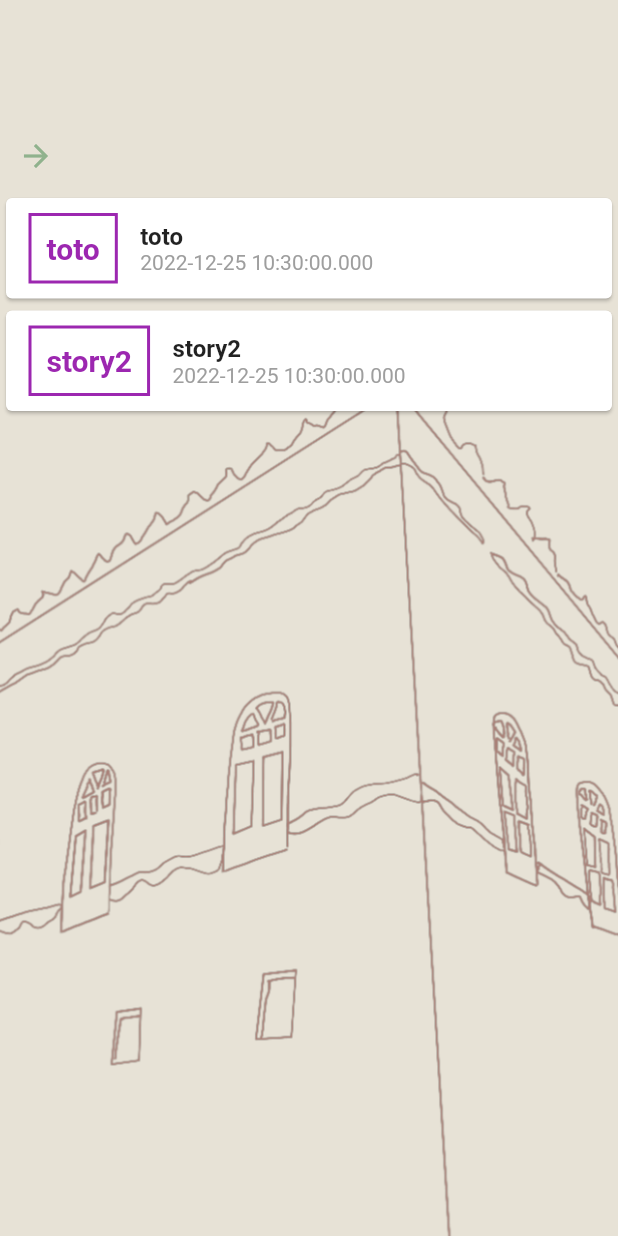
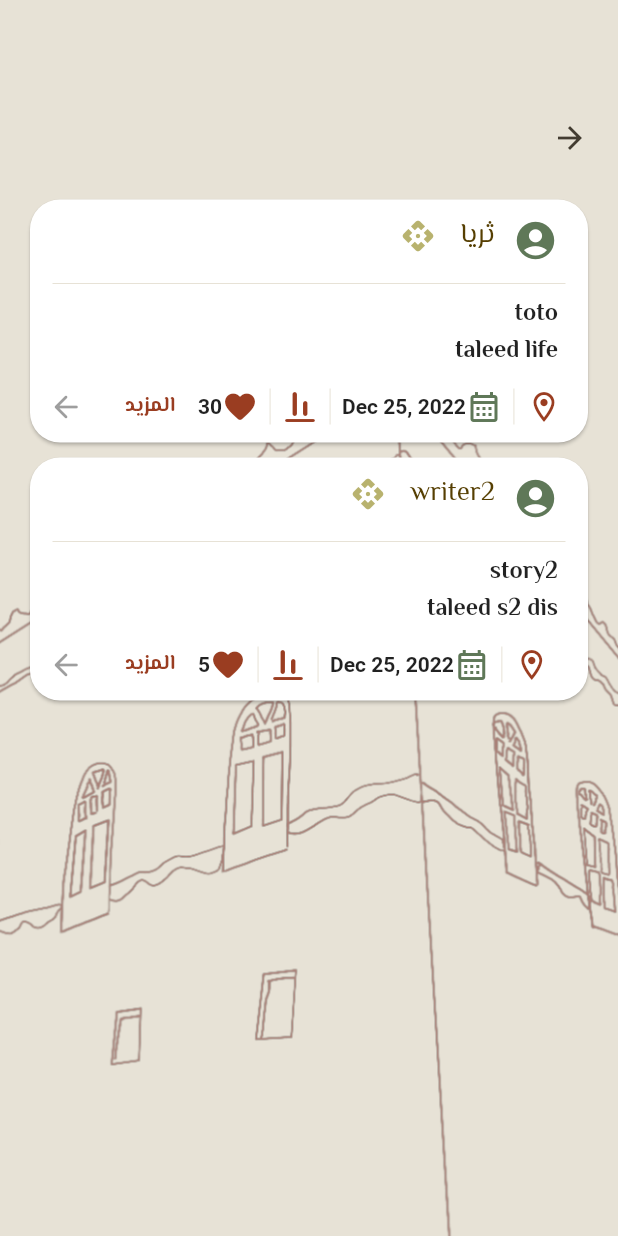
Before and after one commit to TALEED5/toto, a Flutter app: the home screen opened directly, on a phone screen of 412 x 824 dp. Run offline on Flutter 3.47's test engine with Material 2 defaults, Android fonts, the phone set to English and light mode, and no system bars.

Commit message:
update in home page

```diff
--- a/lib/home.dart
+++ b/lib/home.dart
@@ -1,6 +1,7 @@
 //import 'package:flutter/src/foundation/key.dart';
 import 'package:flutter/material.dart';
 import './story.dart';
+import 'package:intl/intl.dart';
 
 class home extends StatefulWidget {
   @override
@@ -13,12 +14,14 @@ class _home extends State<home> {
         title: 'toto',
         discreption: "taleed life",
         date: DateTime.now(),
-        writer: "taleed members"),
+        writer: "ثريا",
+        like: 30),
     Story(
         title: 'story2',
         discreption: "taleed s2 dis",
         date: DateTime.now(),
-        writer: "writer2"),
+        writer: "writer2",
+        like: 5),
   ];
   @override
   Widget build(BuildContext context) {
@@ -34,9 +37,9 @@ class _home extends State<home> {
         //for the whole page
         crossAxisAlignment: CrossAxisAlignment.stretch,
         children: [
-          Row(
+          //Row(
           //the title and go back icon
-            children: [
+          // children: [
           /*Text("قصصي",
               textAlign: TextAlign.center,
               style: TextStyle(
@@ -46,58 +49,173 @@ class _home extends State<home> {
                       fontWeight: FontWeight.bold,
                     ),),*/
           IconButton(
+            alignment: Alignment.topRight,
+            padding: EdgeInsets.only(right: 20),
             icon: Icon(Icons.arrow_forward),
             onPressed: (() {
               Navigator.pop(context);
             }),
-                color: Color(0xFF90B28D),
+            color: Color.fromRGBO(67, 60, 49, 1),
+          ),
+          //  ],
+          // ),
+          Column(
+            children: stories.map((st) {
+              return Card(
+                margin: EdgeInsets.only(left: 20, top: 5, right: 20, bottom: 5),
+                shape: RoundedRectangleBorder(
+                    borderRadius: BorderRadius.circular(20)),
+//icon: Icon(Icons.account_circle) for profile
+//Icon(Icons.add_a_photo) api_rounded
+                child: Column(
+                  // mainAxisAlignment: MainAxisAlignment.spaceAround,
+                  crossAxisAlignment: CrossAxisAlignment.stretch,
+
+                  children: <Widget>[
+                    Container(
+                      width: double.infinity,
+                      child: Row(
+                        mainAxisAlignment: MainAxisAlignment.end,
+                        children: [
+                          IconButton(
+                            alignment: Alignment.centerLeft,
+                            onPressed: null,
+                            disabledColor:
+                                Colors.grey[600], //عجبني لكن مدري كيف استخدمه
+                            icon: Icon(Icons.api_rounded,
+                                color: Color.fromARGB(255, 184, 178, 110)),
+                            // color: Color.fromRGBO(95, 120, 88, 1)
+                            // padding: EdgeInsets.only(right:20,left:5,top:7,bottom: 7),
+                          ),
+                          Container(
+                            //margin: EdgeInsets.only(left: 200),
+                            padding: EdgeInsets.only(right: 7),
+                            child: Text(
+                              st.writer,
+                              style: TextStyle(
+                                color: Color.fromRGBO(86, 63, 2, 1),
+                                fontFamily: "ElMessiri",
+                                fontSize: 18,
+                                // fontWeight: FontWeight.bold
+                              ),
+                            ),
+                          ),
+                          Container(
+                            padding: EdgeInsets.only(
+                              right: 20,
+                              left: 5,
+                              top: 7,
+                            ),
+                            child: Icon(
+                              Icons.account_circle,
+                              color: Color.fromRGBO(95, 120, 88, 1),
+                              size: 30,
+                            ),
+                            // color: Color.fromRGBO(95, 120, 88, 1)
                           )
                         ],
                       ),
-          Column(
-            children: stories.map((st) {
-              return Card(
-                child: Row(
-                  children: <Widget>[
-                    Container(
-                      margin: EdgeInsets.symmetric(
-                        vertical: 10,
-                        horizontal: 15,
                     ),
-                      decoration: BoxDecoration(
-                        border: Border.all(
-                          color: Colors.purple,
-                          width: 2,
+                    Divider(
+                      color: Color.fromRGBO(231, 226, 214, 1),
+                      indent: 15,
+                      endIndent: 15,
                     ),
-                      ),
-                      padding: EdgeInsets.all(10),
-                      child: Text(
-                        st.title,
-                        style: TextStyle(
-                          fontWeight: FontWeight.bold,
-                          fontSize: 20,
-                          color: Colors.purple,
-                        ),
-                      ),
-                    ),
-                    Column(
-                      crossAxisAlignment: CrossAxisAlignment.start,
+                    Padding(
+                      padding: EdgeInsets.symmetric(horizontal: 20),
+                      child: Column(
+                        crossAxisAlignment: CrossAxisAlignment.end,
                         children: <Widget>[
                           Text(
                             st.title,
                             style: TextStyle(
                               fontSize: 16,
                               fontWeight: FontWeight.bold,
+                              fontFamily: "ElMessiri",
                             ),
                           ),
                           Text(
-                          st.date.toString(),
+                            st.discreption,
                             style: TextStyle(
-                            color: Colors.grey,
+                              fontSize: 16,
+                              fontWeight: FontWeight.bold,
+                              fontFamily: "ElMessiri",
                             ),
                           ),
                         ],
                       ),
+                    ),
+                    Row(
+                      children: [
+                        Row(
+                          mainAxisAlignment: MainAxisAlignment.spaceEvenly,
+                          children: [
+                            IconButton(
+                              onPressed: null,
+                              icon: Icon(Icons.arrow_back_rounded),
+                              color: Color.fromRGBO(154, 61, 33, 1),
+                            ),
+                            TextButton(
+                                onPressed: null,
+                                child: Text(
+                                  "المزيد",
+                                  style: TextStyle(
+                                    fontSize: 14,
+                                    fontWeight: FontWeight.bold,
+                                    fontFamily: "ElMessiri",
+                                    color: Color.fromRGBO(154, 61, 33, 1),
+                                  ),
+                                ))
+                          ],
+                        ),
+                        IntrinsicHeight(
+                          child: Row(
+                              mainAxisAlignment: MainAxisAlignment.end,
+                              children: [
+                                Text(st.like.toString(),
+                                    style: TextStyle(
+                                      fontWeight: FontWeight.bold,
+                                    )),
+                                Icon(
+                                  Icons.favorite_rounded,
+                                  color: Color.fromRGBO(154, 61, 33, 1),
+                                ),
+                                VerticalDivider(
+                                  color: Color.fromRGBO(231, 226, 214, 1),
+                                  //indent: 15,
+                                  //endIndent: 15,
+                                ),
+                                Icon(
+                                  Icons.align_vertical_bottom_rounded,
+                                  color: Color.fromRGBO(154, 61, 33, 1),
+                                ),
+                                VerticalDivider(
+                                  color: Color.fromRGBO(231, 226, 214, 1),
+                                  //indent: 15,
+                                  //endIndent: 15,
+                                ),
+                                Text(
+                                  DateFormat.yMMMd().format(st.date),
+                                  style: TextStyle(fontWeight: FontWeight.bold),
+                                ),
+                                Icon(
+                                  Icons.calendar_month_outlined,
+                                  color: Color.fromRGBO(95, 120, 88, 1),
+                                ),
+                                VerticalDivider(
+                                  color: Color.fromRGBO(231, 226, 214, 1),
+                                  //indent: 15,
+                                  //endIndent: 15,
+                                ),
+                                /* Text(st.loc), */
+                                Icon(
+                                  Icons.location_on_outlined,
+                                  color: Color.fromRGBO(154, 61, 33, 1),
+                                ),
+                              ]),
+                        )
+                      ],
+                    )
                   ],
                 ),
               );
--- a/lib/story.dart
+++ b/lib/story.dart
@@ -13,7 +13,8 @@ class Story {
       {required this.title,
       required this.discreption,
       required this.date,
-      required this.writer});
+      required this.writer,
+      required this.like});
 
   void likeStory() {}
   void locateOrigin() {}
```
Also changed, not shown: 1 other file. Lines whose indentation alone changed are shown as unchanged.
